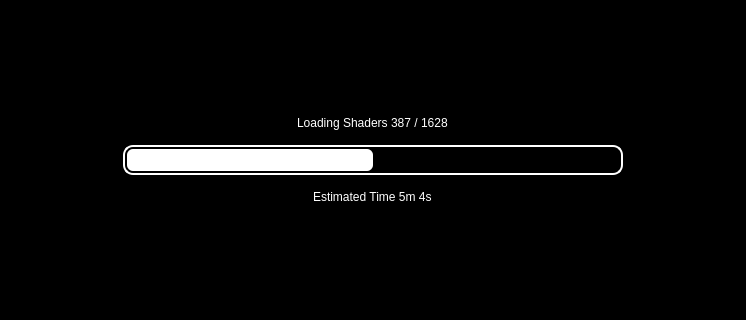
Old version of the form src/suyu/loading_screen.ui in the repository liudonghua123/suyu; both pictures show x 0 to 746 and y 88 to 408 of the 746 by 495 pixel window.
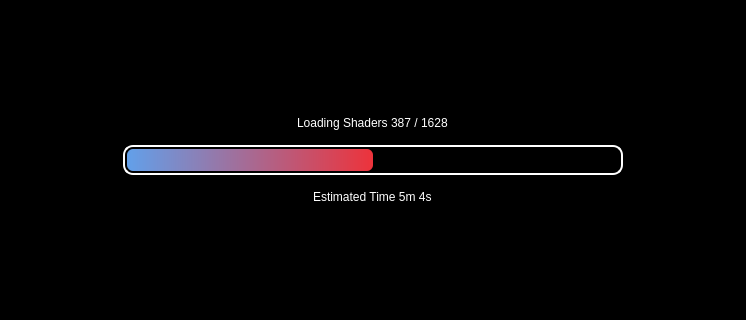
New version of the form.

Commit message: Pop of Color, Add 800p

Patch:
```diff
--- a/src/suyu/loading_screen.ui
+++ b/src/suyu/loading_screen.ui
@@ -102,6 +102,12 @@
             <height>30</height>
            </size>
           </property>
+          <property name="maximumSize">
+           <size>
+            <width>16777215</width>
+            <height>30</height>
+           </size>
+          </property>
           <property name="styleSheet">
            <string notr="true">QProgressBar {
 background-color: black;
@@ -110,7 +116,7 @@
 padding: 2px;
 }
 QProgressBar::chunk {
-background-color: white;
+background-color: qlineargradient(spread:pad, x1:0, y1:0, x2:1, y2:0, stop:0 rgba(98, 160, 234, 255), stop:1 rgba(237, 51, 59, 255));
 border-radius: 6px;
 }</string>
           </property>
```
The commit also changes 3 other files.
